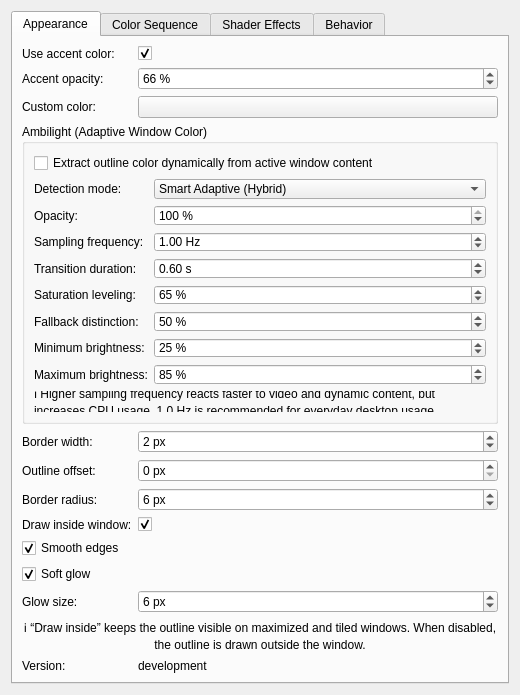
Above: activewindowoutline_config.ui from gmalinowski/LeapK before the change. Below: the same form after it.
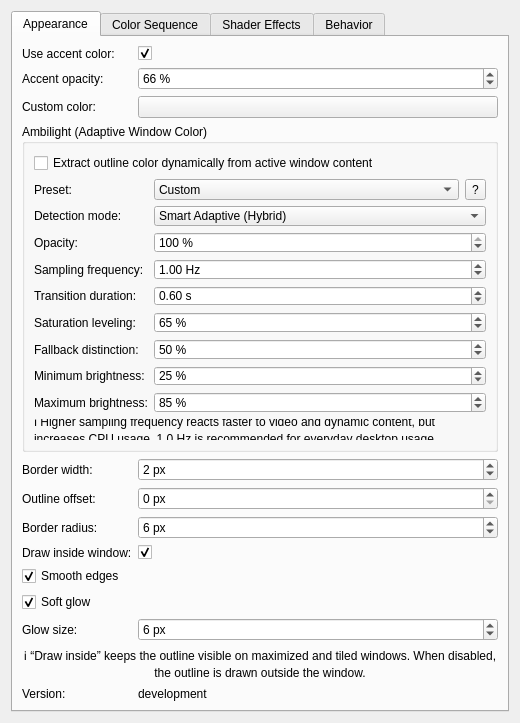
That is the form after the change. Custom widgets are drawn as their Qt base class.

Commit message: feat(ambilight): add presets dropdown and contextual help guide dialog

```diff
--- a/activewindowoutline_config.ui
+++ b/activewindowoutline_config.ui
@@ -103,13 +103,74 @@
            </widget>
           </item>
           <item row="1" column="0">
+           <widget class="QLabel" name="label_ambilightPreset">
+            <property name="text">
+             <string>Preset:</string>
+            </property>
+            <property name="toolTip">
+             <string>Select a preconfigured profile or fine-tune individual settings manually.</string>
+            </property>
+           </widget>
+          </item>
+          <item row="1" column="1">
+           <layout class="QHBoxLayout" name="layoutAmbilightPreset">
+            <item>
+             <widget class="QComboBox" name="comboAmbilightPreset">
+              <property name="toolTip">
+               <string>Select a preconfigured profile or fine-tune individual settings manually.</string>
+              </property>
+              <item>
+               <property name="text">
+                <string>Custom</string>
+               </property>
+              </item>
+              <item>
+               <property name="text">
+                <string>Balanced (Default)</string>
+               </property>
+              </item>
+              <item>
+               <property name="text">
+                <string>Vivid &amp; Dynamic</string>
+               </property>
+              </item>
+              <item>
+               <property name="text">
+                <string>Subtle &amp; Calm</string>
+               </property>
+              </item>
+              <item>
+               <property name="text">
+                <string>Eco (Low CPU)</string>
+               </property>
+              </item>
+              <item>
+               <property name="text">
+                <string>High Contrast</string>
+               </property>
+              </item>
+             </widget>
+            </item>
+            <item>
+             <widget class="QToolButton" name="btnAmbilightHelp">
+              <property name="text">
+               <string>?</string>
+              </property>
+              <property name="toolTip">
+               <string>Click for detailed explanation of all Ambilight parameters and presets</string>
+              </property>
+             </widget>
+            </item>
+           </layout>
+          </item>
+          <item row="2" column="0">
            <widget class="QLabel" name="label_ambilightMode">
             <property name="text">
              <string>Detection mode:</string>
             </property>
            </widget>
           </item>
-          <item row="1" column="1">
+          <item row="2" column="1">
            <widget class="QComboBox" name="kcfg_AmbilightMode">
             <property name="toolTip">
              <string>Smart Adaptive (Hybrid): Evaluates dominant accent against window average, boosting vibrance when colors align. Dominant accent: Decisively locks onto prominent vibrant accents. Balanced average: Smoothly blends all window colors into an averaged tone.</string>
@@ -131,14 +192,14 @@
             </item>
            </widget>
           </item>
-          <item row="2" column="0">
+          <item row="3" column="0">
            <widget class="QLabel" name="label_ambilightOpacity">
             <property name="text">
              <string>Opacity:</string>
             </property>
            </widget>
           </item>
-          <item row="2" column="1">
+          <item row="3" column="1">
            <widget class="QSpinBox" name="kcfg_AmbilightOpacity">
             <property name="minimum">
              <number>0</number>
@@ -154,14 +215,14 @@
             </property>
            </widget>
           </item>
-          <item row="3" column="0">
+          <item row="4" column="0">
            <widget class="QLabel" name="label_ambilightFrequency">
             <property name="text">
              <string>Sampling frequency:</string>
             </property>
            </widget>
           </item>
-          <item row="3" column="1">
+          <item row="4" column="1">
            <widget class="QDoubleSpinBox" name="kcfg_AmbilightFrequency">
             <property name="minimum">
              <double>0.1</double>
@@ -180,14 +241,14 @@
             </property>
            </widget>
           </item>
-          <item row="4" column="0">
+          <item row="5" column="0">
            <widget class="QLabel" name="label_ambilightDuration">
             <property name="text">
              <string>Transition duration:</string>
             </property>
            </widget>
           </item>
-          <item row="4" column="1">
+          <item row="5" column="1">
            <widget class="QDoubleSpinBox" name="kcfg_AmbilightDuration">
             <property name="minimum">
              <double>0.1</double>
@@ -206,14 +267,14 @@
             </property>
            </widget>
           </item>
-          <item row="5" column="0">
+          <item row="6" column="0">
            <widget class="QLabel" name="label_ambilightSaturationLeveling">
             <property name="text">
              <string>Saturation leveling:</string>
             </property>
            </widget>
           </item>
-          <item row="5" column="1">
+          <item row="6" column="1">
            <widget class="QSpinBox" name="kcfg_AmbilightSaturationLeveling">
             <property name="toolTip">
              <string>Normalizes outline saturation: softens overly harsh neon colors and boosts pale, weak colors towards the target level.</string>
@@ -232,14 +293,14 @@
             </property>
            </widget>
           </item>
-          <item row="6" column="0">
+          <item row="7" column="0">
            <widget class="QLabel" name="label_ambilightFallbackStrength">
             <property name="text">
              <string>Fallback distinction:</string>
             </property>
            </widget>
           </item>
-          <item row="6" column="1">
+          <item row="7" column="1">
            <widget class="QSpinBox" name="kcfg_AmbilightFallbackStrength">
             <property name="toolTip">
              <string>Controls how strongly the outline is modified to stand out when window content matches the dominant accent in Smart Adaptive mode (0%: subtle/identical, 100%: strong contrast &amp; vibrance pop).</string>
@@ -258,14 +319,14 @@
             </property>
            </widget>
           </item>
-          <item row="7" column="0">
+          <item row="8" column="0">
            <widget class="QLabel" name="label_ambilightMinBrightness">
             <property name="text">
              <string>Minimum brightness:</string>
             </property>
            </widget>
           </item>
-          <item row="7" column="1">
+          <item row="8" column="1">
            <widget class="QSpinBox" name="kcfg_AmbilightMinBrightness">
             <property name="minimum">
              <number>0</number>
@@ -281,14 +342,14 @@
             </property>
            </widget>
           </item>
-          <item row="8" column="0">
+          <item row="9" column="0">
            <widget class="QLabel" name="label_ambilightMaxBrightness">
             <property name="text">
              <string>Maximum brightness:</string>
             </property>
            </widget>
           </item>
-          <item row="8" column="1">
+          <item row="9" column="1">
            <widget class="QSpinBox" name="kcfg_AmbilightMaxBrightness">
             <property name="minimum">
              <number>50</number>
@@ -304,7 +365,7 @@
             </property>
            </widget>
           </item>
-          <item row="9" column="0" colspan="2">
+          <item row="10" column="0" colspan="2">
            <widget class="QLabel" name="label_ambilightWarning">
             <property name="text">
              <string>ℹ️ Higher sampling frequency reacts faster to video and dynamic content, but increases CPU usage. 1.0 Hz is recommended for everyday desktop usage.</string>
```
Left out of the diff: 39 changed lines with no effect on the pictures. The commit also changes 6 other files.
